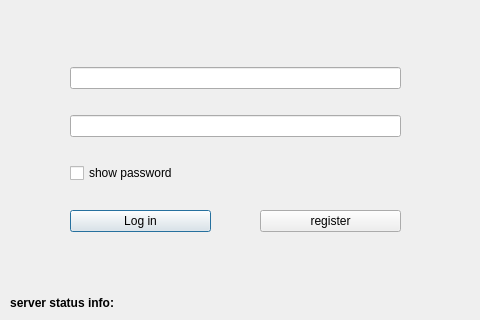
niuwe/IsMe, file QtChat/ChatClient/logindialog.ui: the form before one commit.
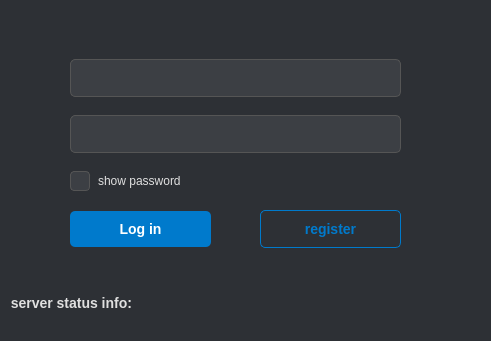
The form after the commit. Icons and pictures are not drawn.

What changed in the file:
```diff
--- a/QtChat/ChatClient/logindialog.ui
+++ b/QtChat/ChatClient/logindialog.ui
@@ -6,8 +6,8 @@
    <rect>
     <x>0</x>
     <y>0</y>
-    <width>480</width>
-    <height>320</height>
+    <width>491</width>
+    <height>341</height>
    </rect>
   </property>
   <property name="sizeIncrement">
@@ -19,13 +19,112 @@
   <property name="windowTitle">
    <string>Dialog</string>
   </property>
+  <property name="styleSheet">
+   <string notr="true">/* === 整体窗口样式 === */
+QDialog#LoginDialog {
+    background-color: #2D3035; /* 深灰色背景 */
+}
+
+/* === 标签通用样式 === */
+QLabel {
+    color: #E0E0E0; /* 浅灰色文字 */
+    font-size: 14px;
+}
+
+/* === 输入框样式 (QLineEdit) === */
+QLineEdit {
+    background-color: #3C3F44; /* 比背景稍亮的灰色 */
+    color: #F0F0F0; /* 输入文字颜色 */
+    border: 1px solid #555; /* 边框 */
+    border-radius: 5px; /* 圆角 */
+    padding: 8px; /* 内边距，让文字不贴边 */
+    font-size: 15px;
+}
+/* 输入框获取焦点时的样式 */
+QLineEdit:focus {
+    border: 1px solid #007ACC; /* 蓝色高亮边框 */
+    background-color: #454950;
+}
+
+/* === 复选框样式 (QCheckBox) === */
+QCheckBox {
+    color: #E0E0E0; /* &quot;show password&quot; 文字颜色 */
+    spacing: 8px; /* 复选框与文字的间距 */
+}
+/* 复选框的方框样式 */
+QCheckBox::indicator {
+    width: 18px;
+    height: 18px;
+    border: 1px solid #555;
+    border-radius: 4px;
+    background-color: #3C3F44;
+}
+/* 复选框悬停时的样式 */
+QCheckBox::indicator:hover {
+    border: 1px solid #777;
+}
+/* 复选框被选中时的样式 */
+QCheckBox::indicator:checked {
+    background-color: #007ACC; /* 变为蓝色 */
+    border: 1px solid #007ACC;
+    /* (可选) 添加一个居中的白色对勾图标 */
+    image: url(:/icons/check.png); 
+}
+
+/* === 按钮通用样式 === */
+QPushButton {
+    padding: 10px;
+    font-size: 14px;
+    border-radius: 5px;
+    font-weight: bold;
+}
+
+/* === 主要按钮样式 (登录按钮) === */
+QPushButton#loginButton {
+    background-color: #007ACC; /* 蓝色背景 */
+    color: white; /* 白色文字 */
+    border: none;
+}
+/* 鼠标悬停 */
+QPushButton#loginButton:hover {
+    background-color: #008AEF;
+}
+/* 鼠标按下 */
+QPushButton#loginButton:pressed {
+    background-color: #006ABF;
+}
+
+/* === 次要按钮样式 (注册按钮) === */
+QPushButton#registerButton {
+    background-color: transparent; /* 透明背景 */
+    color: #007ACC; /* 蓝色文字 */
+    border: 1px solid #007ACC; /* 蓝色边框 */
+}
+/* 鼠标悬停 */
+QPushButton#registerButton:hover {
+    background-color: #007ACC;
+    color: white;
+}
+/* 鼠标按下 */
+QPushButton#registerButton:pressed {
+    background-color: #006ABF;
+    border-color: #006ABF;
+    color: white;
+}
+
+/* === 状态栏标签样式 === */
+QLabel#statusLabel {
+    color: #A0A0A0; /* 更暗的灰色，不那么显眼 */
+    font-style: italic;
+}</string>
+  </property>
   <widget class="QWidget" name="horizontalLayoutWidget">
    <property name="geometry">
     <rect>
      <x>70</x>
      <y>210</y>
      <width>331</width>
-     <height>26</height>
+     <height>42</height>
     </rect>
    </property>
    <layout class="QHBoxLayout" name="horizontalLayout">
@@ -74,6 +173,7 @@
      <widget class="QLabel" name="StatusLabel">
       <property name="font">
        <font>
+        <pointsize>-1</pointsize>
         <bold>true</bold>
        </font>
       </property>
@@ -92,6 +192,7 @@
       </property>
       <property name="font">
        <font>
+        <pointsize>-1</pointsize>
         <italic>true</italic>
         <bold>true</bold>
         <underline>false</underline>
```
